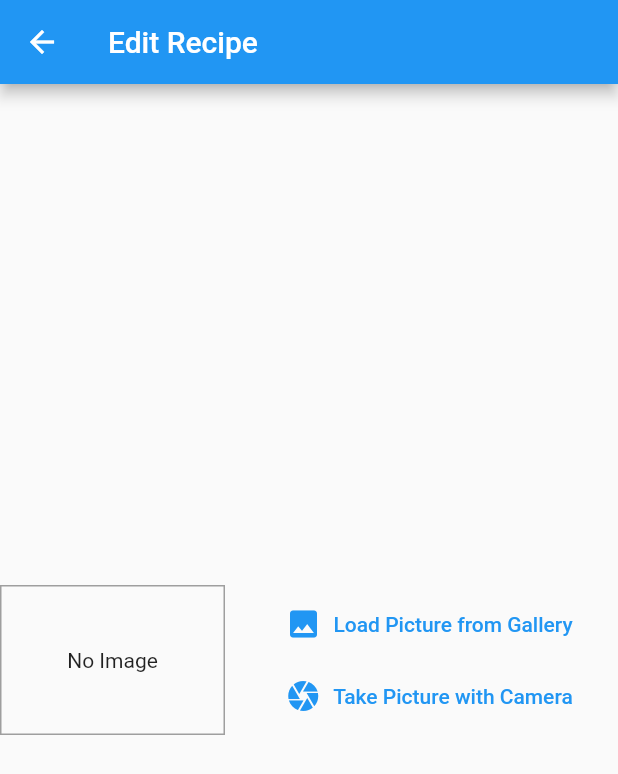
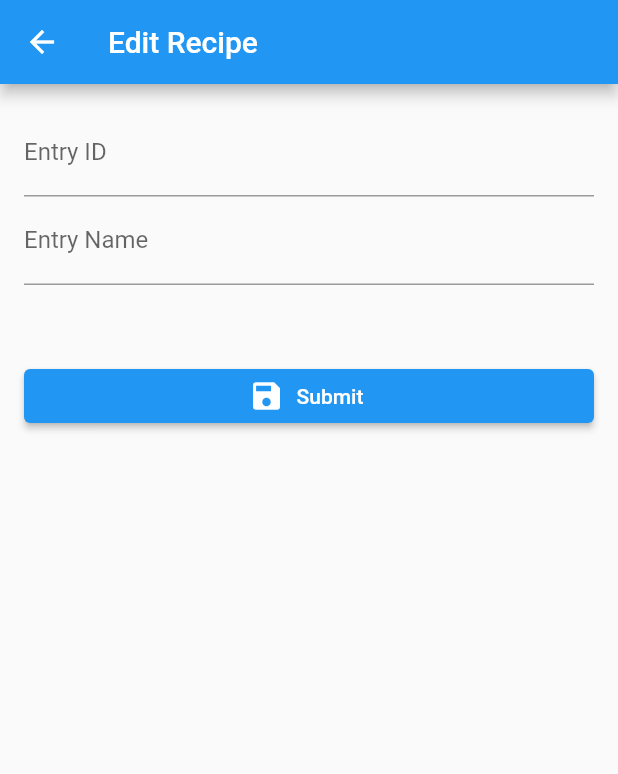
Before and after one commit to bradley-edward/recipe-index, a Flutter app: the EditRecipeScreen screen opened by its route, on a phone screen of 412 x 824 dp. Shown: the top 774 px of the screen. Run offline on Flutter 3.47's test engine with Material 2 defaults, Android fonts, the phone set to English and light mode, and no system bars; our stand-ins replace image_picker.

Commit message:
Implement the recipe form - first version.

```diff
--- a/lib/models/recipe_entry.dart
+++ b/lib/models/recipe_entry.dart
@@ -1,5 +1,5 @@
 class RecipeEntry {
-	final String id;
+	final String? id;
 	final String entryId;
 	final String name;
 
--- a/lib/screens/edit_recipe_screen.dart
+++ b/lib/screens/edit_recipe_screen.dart
@@ -1,18 +1,28 @@
 import 'package:flutter/material.dart';
 
-import '../widgets/image_input.dart';
+import '../widgets/recipe_form.dart';
 
 class EditRecipeScreen extends StatelessWidget {
 	static const routeName = '/edit-recipe';
 
 	@override
 	Widget build(BuildContext context) {
+		final modalRoute = ModalRoute.of(context);
+
+		String? inputEntryId;
+		if (modalRoute != null) {
+			inputEntryId = modalRoute.settings.arguments as String?;
+		} else {
+			inputEntryId = null;
+		}
+
 		return Scaffold(
 			appBar: AppBar(
 				title: const Text('Edit Recipe')
 			),
-			body: Center(
-				child: ImageInput(() {}),
+			body: Padding(
+				padding: const EdgeInsets.all(16),
+				child: RecipeForm(inputId: inputEntryId),
 			),
 		);
 	}
--- a/lib/screens/recipe_details_screen.dart
+++ b/lib/screens/recipe_details_screen.dart
@@ -20,7 +20,7 @@ class RecipeDetailsScreen extends StatelessWidget {
 			floatingActionButton: FloatingActionButton(
 				child: const Icon(Icons.edit),
 				onPressed: () {
-					Navigator.of(context).pushNamed(EditRecipeScreen.routeName);
+					Navigator.of(context).pushNamed(EditRecipeScreen.routeName, arguments: entryId);
 				},
 			),
 			floatingActionButtonLocation: FloatingActionButtonLocation.centerFloat,
--- /dev/null
+++ b/lib/widgets/recipe_form.dart
@@ -0,0 +1,140 @@
+import 'package:flutter/material.dart';
+import 'package:provider/provider.dart';
+
+import '../providers/recipe_collection.dart';
+import '../models/recipe_entry.dart';
+
+class RecipeForm extends StatefulWidget {
+	final String? inputId;
+
+	const RecipeForm({this.inputId, Key? key }) : super(key: key);
+
+	@override
+	State<RecipeForm> createState() => _RecipeFormState();
+}
+
+class _RecipeFormState extends State<RecipeForm> {
+	final _form = GlobalKey<FormState>();
+
+	var _editedEntry = RecipeEntry(
+		id: null,
+		entryId: '',
+		name: '',
+	);
+
+	var _initValues = {
+		'entryId': '',
+		'name': '',
+	};
+
+	var _isLoading = false;
+
+	@override
+	void initState() {
+		super.initState();
+		if (widget.inputId != null) {
+			_editedEntry = Provider.of<RecipeCollection>(context, listen: false).findById(widget.inputId!);
+			_initValues = {
+				'entryId': _editedEntry.entryId,
+				'name': _editedEntry.name,
+			};
+		}
+	}
+
+	@override
+	void dispose() {
+		super.dispose();
+	}
+
+	Future<void> _saveForm() async {
+		var currentFormState = _form.currentState;
+		if (currentFormState == null) {
+			return;
+		}
+
+		final isValid = currentFormState.validate();
+		if (!isValid) {
+			return;
+		}
+
+		currentFormState.save();
+		setState(() {
+			_isLoading = true;
+		});
+		if (_editedEntry.id != null) {
+			// Edit existing entry
+			print("Edit existing entry ${_editedEntry.id}");
+		} else {
+			// Add new entry
+			print("Add new entry");
+		}
+		print(_editedEntry);
+
+		setState(() {
+			_isLoading = false;
+		});
+		return;
+//		Navigator.of(context).pop();
+	}
+
+	@override
+	Widget build(BuildContext context) {
+		return _isLoading
+		? const Center(child: CircularProgressIndicator(),)
+		: Form(
+			key: _form,
+			child: ListView(
+				children: <Widget>[
+					TextFormField(
+						initialValue: _initValues['entryId'],
+						decoration: const InputDecoration(labelText: 'Entry ID',),
+						textInputAction: TextInputAction.next,
+						validator: (value) {
+							if (value == null) {
+								return 'Please provide a value';
+							}
+							if (value.isEmpty) {
+								return 'Please provide a value';
+							}
+							return null;
+						},
+						onSaved: (value) {
+							_editedEntry = RecipeEntry(
+								id: _editedEntry.id,
+								entryId: value!,
+								name: _editedEntry.name,
+							);
+						},
+					),
+					TextFormField(
+						initialValue: _initValues['name'],
+						decoration: const InputDecoration(labelText: 'Entry Name',),
+						textInputAction: TextInputAction.next,
+						validator: (value) {
+							if (value == null) {
+								return 'Please provide a value';
+							}
+							if (value.isEmpty) {
+								return 'Please provide a value';
+							}
+							return null;
+						},
+						onSaved: (value) {
+							_editedEntry = RecipeEntry(
+								id: _editedEntry.id,
+								entryId: _editedEntry.entryId,
+								name: value!,
+							);
+						},
+					),
+					const SizedBox(height: 50,),
+					ElevatedButton.icon(
+						onPressed: _saveForm,
+						icon: const Icon(Icons.save),
+						label: const Text('Submit')
+					),
+				],
+			),
+		);
+	}
+}
```
